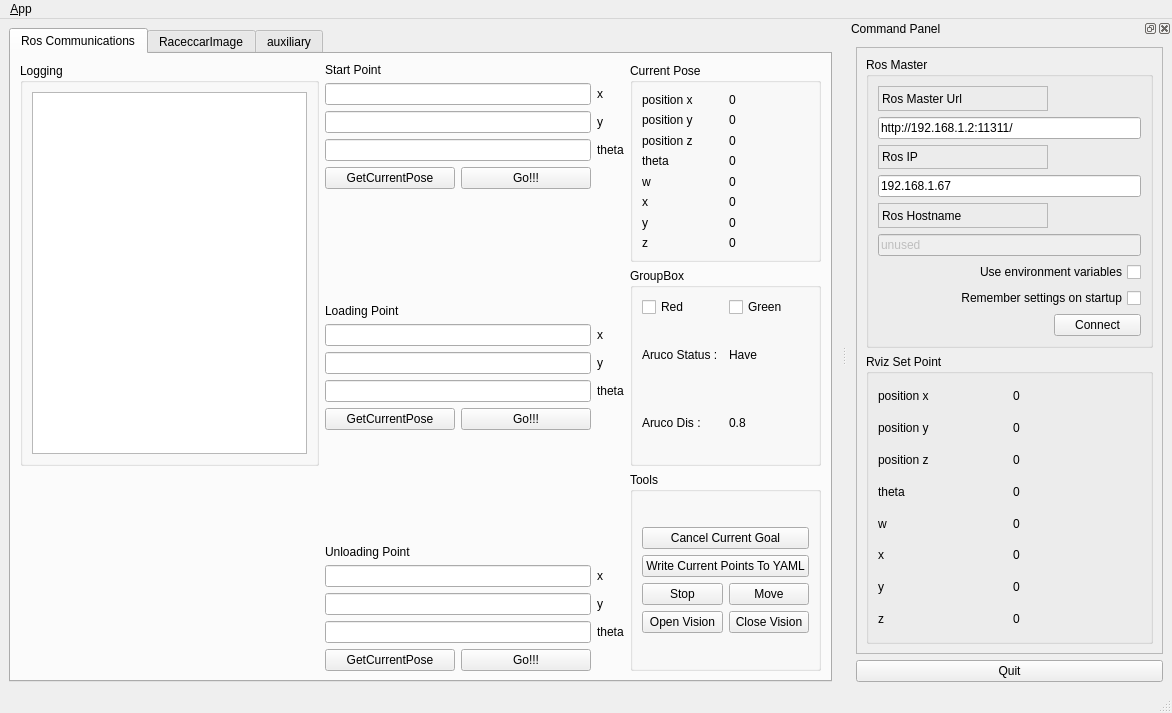
Before: the Qt Designer form racecar_cloud/ui/main_window.ui in weihaoysgs/racecar-cloud-ws, drawn with Qt 5.
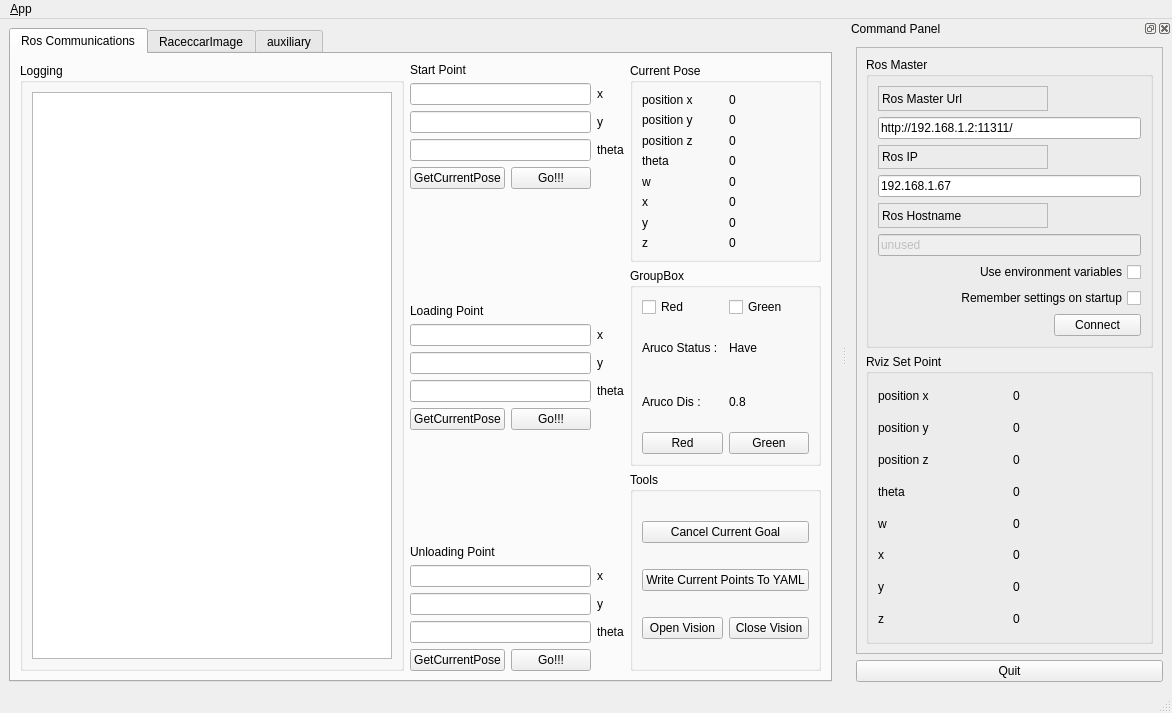
After: the same form once the commit is applied. Icons and pictures are not drawn.

```diff
--- a/racecar_cloud/ui/main_window.ui
+++ b/racecar_cloud/ui/main_window.ui
@@ -41,7 +41,9 @@
         <string>Ros Communications</string>
        </attribute>
        <layout class="QGridLayout" name="gridLayout_7">
-        <item row="0" column="0" rowspan="2">
+        <item row="0" column="0">
+         <layout class="QHBoxLayout" name="horizontalLayout_17">
+          <item>
          <widget class="QGroupBox" name="groupBox_12">
           <property name="sizePolicy">
            <sizepolicy hsizetype="MinimumExpanding" vsizetype="Preferred">
@@ -59,7 +61,9 @@
           </layout>
          </widget>
         </item>
-        <item row="0" column="1" rowspan="3">
+          <item>
+           <layout class="QHBoxLayout" name="horizontalLayout_16">
+            <item>
          <layout class="QVBoxLayout" name="verticalLayout_21">
           <item>
            <layout class="QVBoxLayout" name="verticalLayout_20">
@@ -331,7 +335,9 @@
           </item>
          </layout>
         </item>
-        <item row="0" column="2">
+            <item>
+             <layout class="QVBoxLayout" name="verticalLayout_24">
+              <item>
          <widget class="QGroupBox" name="groupBox_3">
           <property name="title">
            <string>Current Pose</string>
@@ -456,7 +462,7 @@
           </layout>
          </widget>
         </item>
-        <item row="1" column="2">
+              <item>
          <widget class="QGroupBox" name="groupBox_5">
           <property name="title">
            <string>GroupBox</string>
@@ -512,15 +518,39 @@
              </item>
             </layout>
            </item>
-          </layout>
-         </widget>
-        </item>
-        <item row="2" column="2">
+                 <item>
+                  <layout class="QHBoxLayout" name="horizontalLayout_12">
+                   <item>
+                    <widget class="QPushButton" name="pushButtonForceRacecarNavgationStop">
+                     <property name="text">
+                      <string>Red</string>
+                     </property>
+                     <property name="shortcut">
+                      <string>S</string>
+                     </property>
+                    </widget>
+                   </item>
+                   <item>
+                    <widget class="QPushButton" name="pushButtonAllowRacecarNavigationMove">
+                     <property name="text">
+                      <string>Green</string>
+                     </property>
+                     <property name="shortcut">
+                      <string>W</string>
+                     </property>
+                    </widget>
+                   </item>
+                  </layout>
+                 </item>
+                </layout>
+               </widget>
+              </item>
+              <item>
          <widget class="QGroupBox" name="groupBox_4">
           <property name="title">
            <string>Tools </string>
           </property>
-          <layout class="QVBoxLayout" name="verticalLayout_24">
+                <layout class="QHBoxLayout" name="horizontalLayout_15">
            <item>
             <layout class="QVBoxLayout" name="verticalLayout_23">
              <item>
@@ -542,30 +572,6 @@
              </item>
              <item>
               <layout class="QVBoxLayout" name="verticalLayout_22">
-               <item>
-                <layout class="QHBoxLayout" name="horizontalLayout_12">
-                 <item>
-                  <widget class="QPushButton" name="pushButtonForceRacecarNavgationStop">
-                   <property name="text">
-                    <string>Stop</string>
-                   </property>
-                   <property name="shortcut">
-                    <string>S</string>
-                   </property>
-                  </widget>
-                 </item>
-                 <item>
-                  <widget class="QPushButton" name="pushButtonAllowRacecarNavigationMove">
-                   <property name="text">
-                    <string>Move</string>
-                   </property>
-                   <property name="shortcut">
-                    <string>W</string>
-                   </property>
-                  </widget>
-                 </item>
-                </layout>
-               </item>
                <item>
                 <layout class="QHBoxLayout" name="horizontalLayout_13">
                  <item>
@@ -590,6 +596,12 @@
            </item>
           </layout>
          </widget>
+              </item>
+             </layout>
+            </item>
+           </layout>
+          </item>
+         </layout>
         </item>
        </layout>
       </widget>
```
Left out of the diff: 190 changed lines with no effect on the pictures. Lines whose indentation alone changed are shown as unchanged.
